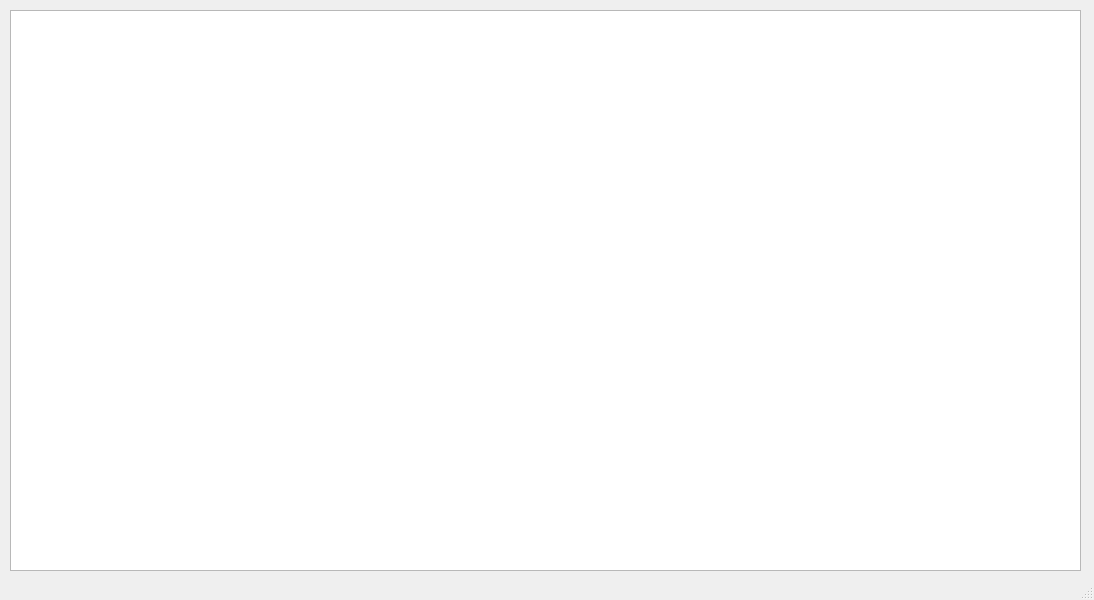
Before: the Qt Designer form view/contractsView.ui in GruberAdam/Sploks, drawn with Qt 5.
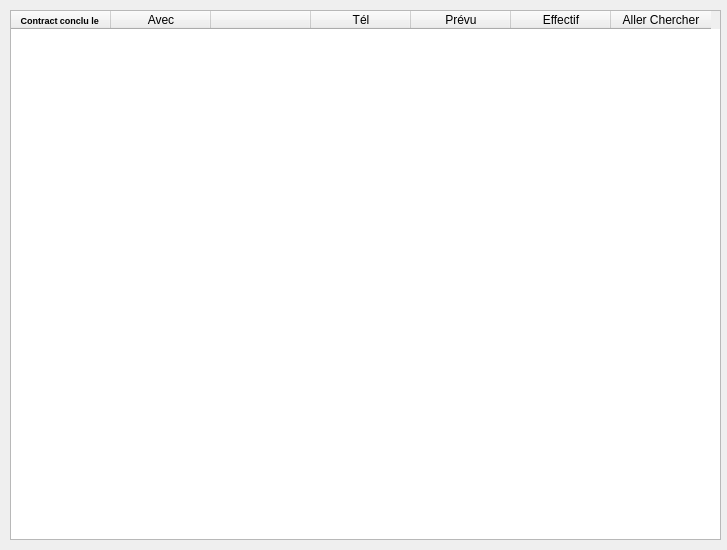
After: the same form once the commit is applied.

Patch:
```diff
--- a/view/contractsView.ui
+++ b/view/contractsView.ui
@@ -6,8 +6,8 @@
    <rect>
     <x>0</x>
     <y>0</y>
-    <width>1094</width>
-    <height>600</height>
+    <width>727</width>
+    <height>550</height>
    </rect>
   </property>
   <property name="windowTitle">
@@ -19,22 +19,57 @@
      <rect>
       <x>10</x>
       <y>10</y>
-      <width>1071</width>
-      <height>561</height>
+      <width>711</width>
+      <height>530</height>
      </rect>
     </property>
-    <attribute name="horizontalHeaderCascadingSectionResizes">
-     <bool>false</bool>
-    </attribute>
-    <attribute name="horizontalHeaderDefaultSectionSize">
-     <number>150</number>
-    </attribute>
-    <attribute name="horizontalHeaderStretchLastSection">
-     <bool>true</bool>
-    </attribute>
+    <property name="locale">
+     <locale language="French" country="Switzerland"/>
+    </property>
+    <column>
+     <property name="text">
+      <string>Contract conclu le </string>
+     </property>
+     <property name="font">
+      <font>
+       <pointsize>7</pointsize>
+       <weight>75</weight>
+       <bold>true</bold>
+      </font>
+     </property>
+    </column>
+    <column>
+     <property name="text">
+      <string>Avec</string>
+     </property>
+    </column>
+    <column>
+     <property name="text">
+      <string/>
+     </property>
+    </column>
+    <column>
+     <property name="text">
+      <string>Tél</string>
+     </property>
+    </column>
+    <column>
+     <property name="text">
+      <string>Prévu</string>
+     </property>
+    </column>
+    <column>
+     <property name="text">
+      <string>Effectif</string>
+     </property>
+    </column>
+    <column>
+     <property name="text">
+      <string>Aller Chercher</string>
+     </property>
+    </column>
    </widget>
   </widget>
-  <widget class="QStatusBar" name="statusbar"/>
  </widget>
  <resources/>
  <connections/>
```
Left out of the diff: 6 changed lines with no effect on the pictures.
